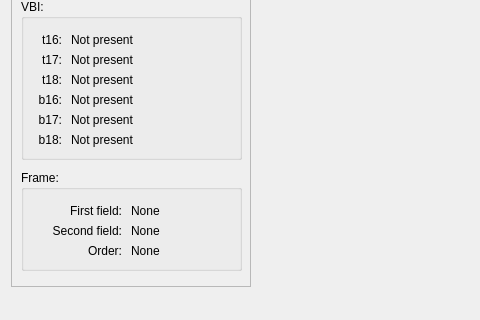
Old version of the form tools/ld-analyse/mainwindow.ui in the repository happycube/ld-decode; both pictures show x 0 to 480 and y 130 to 450 of the 600 by 450 pixel window.
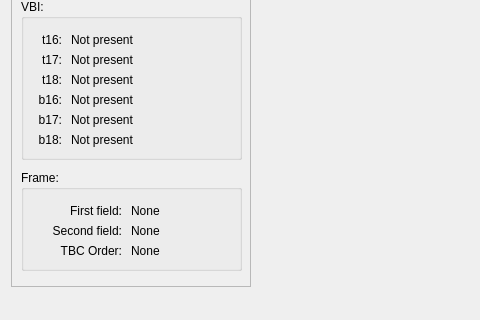
New version of the form. Icons and pictures are not drawn.

Commit message: More field order determination fixes to ld-decode-tools

```diff
--- a/tools/ld-analyse/mainwindow.ui
+++ b/tools/ld-analyse/mainwindow.ui
@@ -366,7 +366,7 @@
          </rect>
         </property>
         <property name="text">
-         <string>Order:</string>
+         <string>TBC Order:</string>
         </property>
         <property name="alignment">
          <set>Qt::AlignRight|Qt::AlignTrailing|Qt::AlignVCenter</set>
```
The commit also changes 2 other files.
